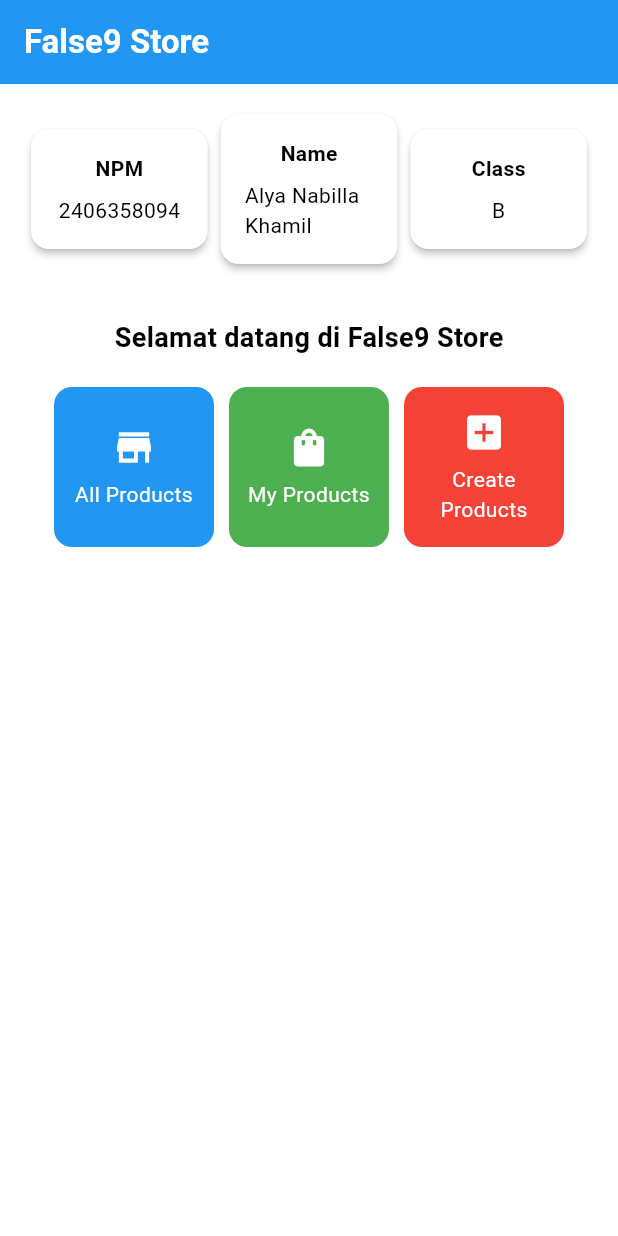
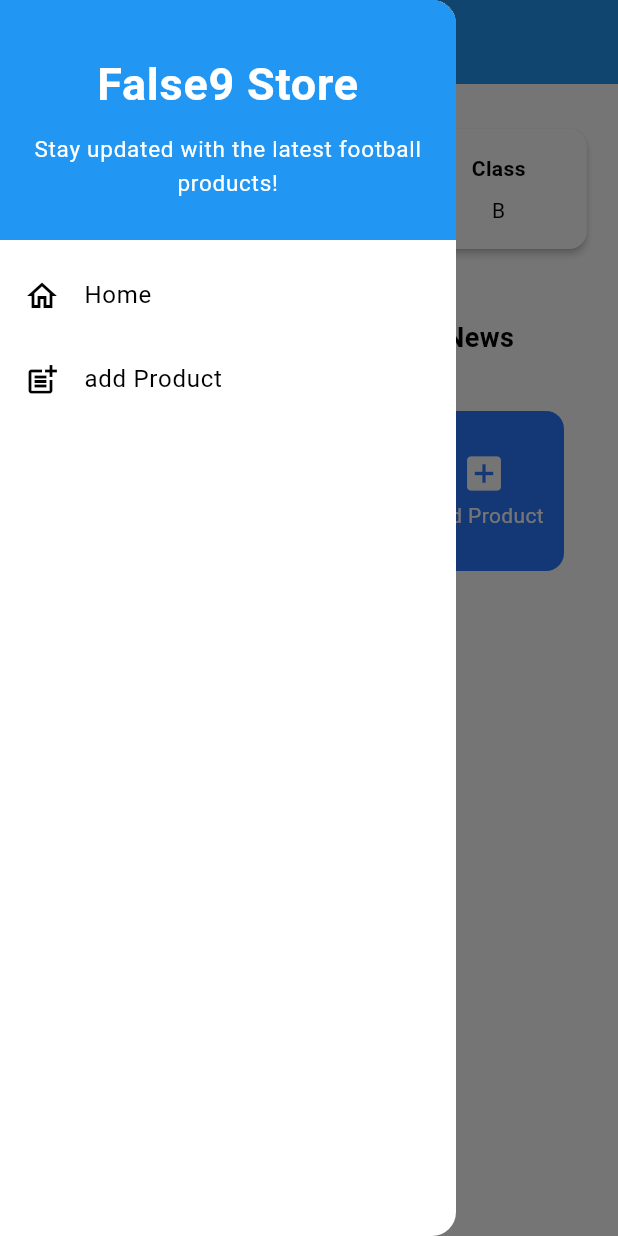
Before and after one commit to Nabillakha/false9-store-mobile, a Flutter app: the screen it shows after launch, with the side drawer open (before the commit the screen has no drawer), on a phone screen of 412 x 824 dp. Run offline on Flutter 3.47's test engine with Material 3 defaults, Android fonts, the phone set to English and light mode, and no system bars.

Commit message:
Complete TI 8

```diff
--- a/lib/main.dart
+++ b/lib/main.dart
@@ -1,5 +1,5 @@
 import 'package:flutter/material.dart';
-import 'package:false9_store/menu.dart';
+import 'package:false9_store/screens/menu.dart';
 
 void main() {
   runApp(const MyApp());
@@ -12,7 +12,7 @@
   @override
   Widget build(BuildContext context) {
     return MaterialApp(
-      title: 'Flutter Demo',
+      title:  'False9 Store',
       theme: ThemeData(
         // This is the theme of your application.
         //
@@ -29,7 +29,8 @@
         //
         // This works for code too, not just values: Most code changes can be
         // tested with just a hot reload.
-         colorScheme: ColorScheme.fromSwatch(primarySwatch: Colors.blue).copyWith(secondary: Colors.blueAccent[400]),
+          colorScheme: ColorScheme.fromSwatch(primarySwatch: Colors.blue).copyWith(secondary: Colors.blueAccent[400]),
+          useMaterial3: true,
       ),
       home:MyHomePage(),
     );
--- a/lib/menu.dart
+++ /dev/null
@@ -1,191 +0,0 @@
-import 'package:flutter/material.dart';
-
-class MyHomePage extends StatelessWidget {
-  MyHomePage({super.key});
-
-  final String nama = "Alya Nabilla Khamil"; // nama
-  final String npm = "2406358094"; // npm
-  final String kelas = "B"; // kelas
-
-  final List<ItemHomepage> items = [
-    ItemHomepage("All Products", Icons.store),
-    ItemHomepage("My Products", Icons.shopping_bag),
-    ItemHomepage("Create Products", Icons.add_box),
-  ];
-
-  @override
-  Widget build(BuildContext context) {
-    // Scaffold menyediakan struktur dasar halaman dengan AppBar dan body.
-    return Scaffold(
-      // AppBar adalah bagian atas halaman yang menampilkan judul.
-      appBar: AppBar(
-        // Judul aplikasi dengan teks putih dan tebal.
-        title: const Text(
-          'False9 Store',
-          style: TextStyle(
-            color: Colors.white,
-            fontWeight: FontWeight.bold,
-          ),
-        ),
-        // Warna latar belakang AppBar diambil dari skema warna tema aplikasi.
-        backgroundColor: Theme.of(context).colorScheme.primary,
-      ),
-      // Body halaman dengan padding di sekelilingnya.
-      body: Padding(
-        padding: const EdgeInsets.all(16.0),
-        // Menyusun widget secara vertikal dalam sebuah kolom.
-        child: Column(
-          crossAxisAlignment: CrossAxisAlignment.center,
-          children: [
-            // Row untuk menampilkan 3 InfoCard secara horizontal.
-            Row(
-              mainAxisAlignment: MainAxisAlignment.spaceEvenly,
-              children: [
-                InfoCard(title: 'NPM', content: npm),
-                InfoCard(title: 'Name', content: nama),
-                InfoCard(title: 'Class', content: kelas),
-              ],
-            ),
-
-            // Memberikan jarak vertikal 16 unit.
-            const SizedBox(height: 16.0),
-
-            // Menempatkan widget berikutnya di tengah halaman.
-            Center(
-              child: Column(
-                children: [
-                  // Menampilkan teks sambutan dengan gaya tebal dan ukuran 18.
-                  const Padding(
-                    padding: EdgeInsets.only(top: 16.0),
-                    child: Text(
-                      'Selamat datang di False9 Store',
-                      style: TextStyle(
-                        fontWeight: FontWeight.bold,
-                        fontSize: 18.0,
-                      ),
-                    ),
-                  ),
-
-                  // Grid untuk menampilkan ItemCard dalam bentuk grid 3 kolom.
-                  GridView.count(
-                    primary: false,
-                    padding: const EdgeInsets.all(20),
-                    crossAxisSpacing: 10,
-                    mainAxisSpacing: 10,
-                    crossAxisCount: 3,
-                    // Agar grid menyesuaikan tinggi kontennya.
-                    shrinkWrap: true,
-                    // Menampilkan ItemCard untuk setiap item dalam list items.
-                    children: items.map((ItemHomepage item) {
-                      return ItemCard(item);
-                    }).toList(),
-                  ),
-                ],
-              ),
-            ),
-          ],
-        ),
-      ),
-    );
-  }
-}
-
-class InfoCard extends StatelessWidget {
-  // Kartu informasi yang menampilkan title dan content.
-
-  final String title; // Judul kartu.
-  final String content; // Isi kartu.
-
-  const InfoCard({super.key, required this.title, required this.content});
-
-  @override
-  Widget build(BuildContext context) {
-    return Card(
-      // Membuat kotak kartu dengan bayangan dibawahnya.
-      elevation: 2.0,
-      child: Container(
-        // Mengatur ukuran dan jarak di dalam kartu.
-        width: MediaQuery.of(context).size.width / 3.5,
-        padding: const EdgeInsets.all(16.0),
-        // Menyusun title dan content secara vertikal.
-        child: Column(
-          children: [
-            Text(
-              title,
-              style: const TextStyle(fontWeight: FontWeight.bold),
-            ),
-            const SizedBox(height: 8.0),
-            Text(content),
-          ],
-        ),
-      ),
-    );
-  }
-}
-
-class ItemHomepage {
-  final String name;
-  final IconData icon;
-
-  ItemHomepage(this.name, this.icon);
-}
-
-class ItemCard extends StatelessWidget {
-  // Menampilkan kartu dengan ikon dan nama.
-  final ItemHomepage item;
-
-  const ItemCard(this.item, {super.key});
-
-  Color getColor() {
-    switch (item.name) {
-      case "All Products":
-        return Colors.blue;
-      case "My Products":
-        return Colors.green;
-      case "Create Products":
-        return Colors.red;
-      default:
-        return Colors.grey;
-    }
-  }
-
-  @override
-  Widget build(BuildContext context) {
-    return Material(
-      color: getColor(),
-      borderRadius: BorderRadius.circular(12),
-      child: InkWell(
-        onTap: () {
-          ScaffoldMessenger.of(context)
-            ..hideCurrentSnackBar()
-            ..showSnackBar(
-              SnackBar(
-                content: Text("Kamu telah menekan tombol ${item.name}!"),
-              ),
-            );
-        },
-        child: Container(
-          padding: const EdgeInsets.all(8),
-          child: Center(
-            child: Column(
-              mainAxisAlignment: MainAxisAlignment.center,
-              children: [
-                Icon(
-                  item.icon,
-                  color: Colors.white,
-                  size: 30.0,
-                ),
-                const Padding(padding: EdgeInsets.all(3)),
-                Text(
-                  item.name,
-                  textAlign: TextAlign.center,
-                  style: const TextStyle(color: Colors.white),
-                ),
-              ],
-            ),
-          ),
-        ),
-      ),
-    );
-  }
-}
--- /dev/null
+++ b/lib/screens/menu.dart
@@ -0,0 +1,150 @@
+import 'package:flutter/material.dart';
+import 'package:false9_store/widgets/left_drawer.dart';
+import 'package:false9_store/screens/productlist_form.dart';
+
+class MyHomePage extends StatelessWidget {
+  MyHomePage({super.key});
+
+  // Informasi pengguna
+  final String nama = "Alya Nabilla Khamil";
+  final String npm = "2406358094";
+  final String kelas = "B";
+
+  final List<ItemHomepage> items = [
+    ItemHomepage("All Products", Icons.store),
+    ItemHomepage("My Products", Icons.shopping_bag),
+    ItemHomepage("Add Product", Icons.add_box),
+  ];
+
+  @override
+  Widget build(BuildContext context) {
+    return Scaffold(
+      appBar: AppBar(
+        title: const Text(
+          'False9 Store',
+          style: TextStyle(color: Colors.white, fontWeight: FontWeight.bold),
+        ),
+        backgroundColor: Theme.of(context).colorScheme.primary,
+      ),
+      drawer: const LeftDrawer(),
+      body: Padding(
+        padding: const EdgeInsets.all(16.0),
+        child: Column(
+          children: [
+            // Row menampilkan InfoCard
+            Row(
+              mainAxisAlignment: MainAxisAlignment.spaceEvenly,
+              children: [
+                InfoCard(title: 'NPM', content: npm),
+                InfoCard(title: 'Name', content: nama),
+                InfoCard(title: 'Class', content: kelas),
+              ],
+            ),
+            const SizedBox(height: 16.0),
+            const Padding(
+                    padding: EdgeInsets.only(top: 16.0),
+                    child: Text(
+                      'Selamat datang di Football News',
+                      style: TextStyle(
+                        fontWeight: FontWeight.bold,
+                        fontSize: 18.0,
+                      ),
+                    ),
+                  ),
+            const SizedBox(height: 16.0),
+            // GridView harus dibungkus Expanded supaya tidak overflow
+            Expanded(
+              child: GridView.count(
+                padding: const EdgeInsets.all(20),
+                crossAxisSpacing: 10,
+                mainAxisSpacing: 10,
+                crossAxisCount: 3,
+                children: items.map((item) => ItemCard(item: item)).toList(),
+              ),
+            ),
+          ],
+        ),
+      ),
+    );
+  }
+}
+
+// Versi sederhana InfoCard
+class InfoCard extends StatelessWidget {
+  final String title;
+  final String content;
+  const InfoCard({super.key, required this.title, required this.content});
+
+  @override
+  Widget build(BuildContext context) {
+    return Card(
+      elevation: 2.0,
+      child: Container(
+        width: MediaQuery.of(context).size.width / 3.5,
+        padding: const EdgeInsets.all(16.0),
+        child: Column(
+          children: [
+            Text(
+              title,
+              style: const TextStyle(fontWeight: FontWeight.bold),
+            ),
+            const SizedBox(height: 8.0),
+            Text(content),
+          ],
+        ),
+      ),
+    );
+  }
+}
+
+class ItemCard extends StatelessWidget {
+  final ItemHomepage item;
+  const ItemCard({super.key, required this.item});
+
+  @override
+  Widget build(BuildContext context) {
+    return Material(
+      color: Theme.of(context).colorScheme.secondary,
+      borderRadius: BorderRadius.circular(12),
+      child: InkWell(
+        onTap: () {
+          ScaffoldMessenger.of(context)
+            ..hideCurrentSnackBar()
+            ..showSnackBar(
+              SnackBar(content: Text("Kamu menekan tombol ${item.name}!")),
+            );
+
+          if (item.name == "Add Product") {
+            Navigator.push(
+              context,
+              MaterialPageRoute(builder: (context) => const ProductFormPage()),
+            );
+          }
+        },
+        child: Container(
+          padding: const EdgeInsets.all(8),
+          child: Center(
+            child: Column(
+              mainAxisAlignment: MainAxisAlignment.center,
+              children: [
+                Icon(item.icon, color: Colors.white, size: 30),
+                const SizedBox(height: 3),
+                Text(
+                  item.name,
+                  textAlign: TextAlign.center,
+                  style: const TextStyle(color: Colors.white),
+                ),
+              ],
+            ),
+          ),
+        ),
+      ),
+    );
+  }
+}
+
+class ItemHomepage {
+  final String name;
+  final IconData icon;
+  ItemHomepage(this.name, this.icon);
+}
--- /dev/null
+++ b/lib/widgets/left_drawer.dart
@@ -0,0 +1,66 @@
+import 'package:flutter/material.dart';
+import 'package:false9_store/screens/menu.dart';
+import 'package:false9_store/screens/productlist_form.dart';
+
+class LeftDrawer extends StatelessWidget {
+  const LeftDrawer({super.key});
+
+  @override
+  Widget build(BuildContext context) {
+    return Drawer(
+      child: ListView(
+        children: [
+          const DrawerHeader(
+            decoration: BoxDecoration(
+              color: Colors.blue,
+            ),
+            child: Column(
+              mainAxisAlignment: MainAxisAlignment.center,
+              children: [
+                Text(
+                  'False9 Store',
+                  textAlign: TextAlign.center,
+                  style: TextStyle(
+                    fontSize: 30,
+                    fontWeight: FontWeight.bold,
+                    color: Colors.white,
+                  ),
+                ),
+                SizedBox(height: 10),
+                Text(
+                  "Stay updated with the latest football products!",
+                  textAlign: TextAlign.center,
+                  style: TextStyle(
+                    fontSize: 15,
+                    color: Colors.white,
+                    fontWeight: FontWeight.normal,
+                  ),
+                ),
+              ],
+            ),
+          ),
+          ListTile(
+            leading: const Icon(Icons.home_outlined),
+            title: const Text('Home'),
+            onTap: () {
+              Navigator.pushReplacement(
+                context,
+                MaterialPageRoute(builder: (context) => MyHomePage()),
+              );
+            },
+          ),
+          ListTile(
+            leading: const Icon(Icons.post_add),
+            title: const Text('add Product'),
+            onTap: () {
+              Navigator.pushReplacement(
+                context,
+                MaterialPageRoute(builder: (context) => const ProductFormPage()),
+              );
+            },
+          ),
+        ],
+      ),
+    );
+  }
+}
```
Also changed, not shown: lib/screens/productlist_form.dart (added, +249 -0 lines), lib/widgets/product_card.dart (added, +56 -0 lines), 1 other file.
